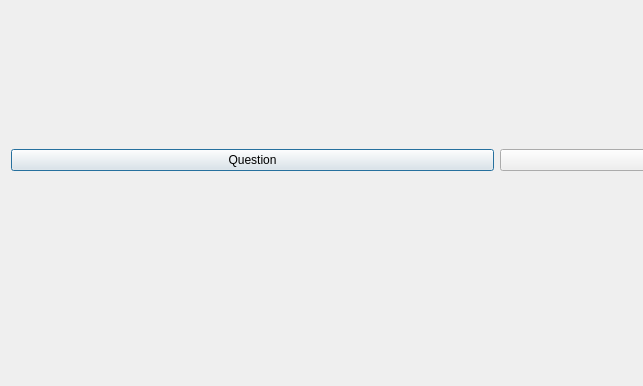
First picture: the form in BackOffice/UI/menu.ui, repository PapyRedstone/ProjetFinalCIR2, before the edit; both pictures show x 0 to 643 and y 322 to 708 of the 994 by 708 pixel window.
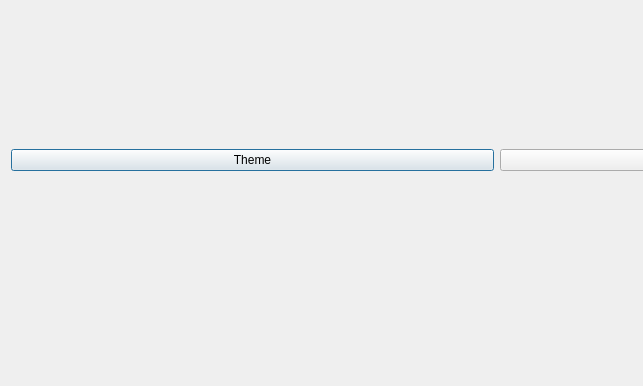
Second picture: the form after the edit. Icons and pictures are not drawn.

Diff of the .ui file:
```diff
--- a/BackOffice/UI/menu.ui
+++ b/BackOffice/UI/menu.ui
@@ -122,7 +122,7 @@
      <item>
       <widget class="QPushButton" name="Question">
        <property name="text">
-        <string>Question</string>
+        <string>Theme</string>
        </property>
       </widget>
      </item>
```
